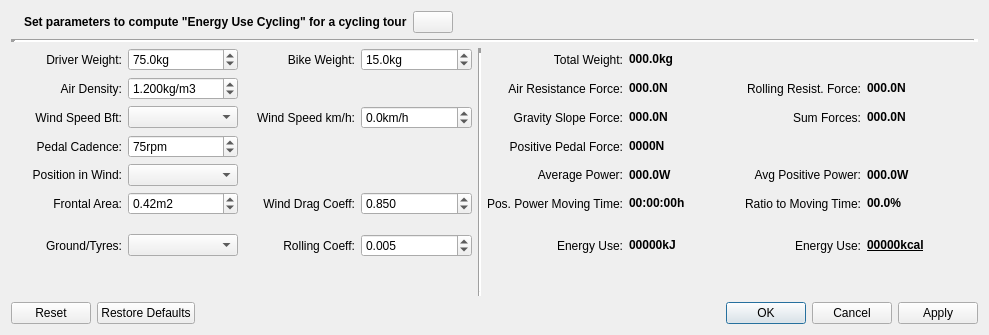
Before: the Qt Designer form src/qmapshack/gis/trk/IEnergyCyclingDialog.ui in Maproom/qmapshack, drawn with Qt 5.
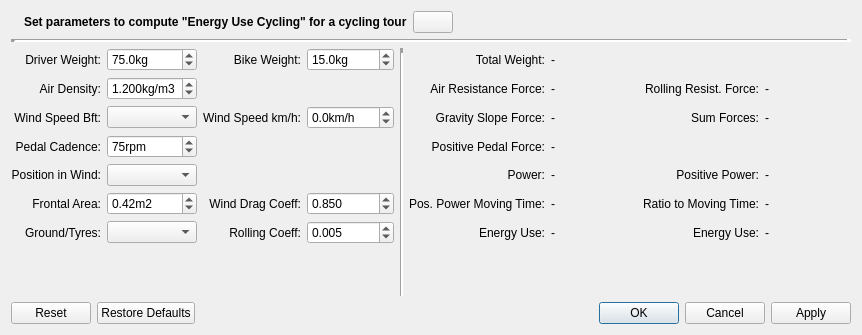
After: the same form once the commit is applied. Icons and pictures are not drawn.

Commit message: Code Fixes and GUI translations for Englisch-German localisation.

The edit to the form file:
```diff
--- a/src/qmapshack/gis/trk/IEnergyCyclingDialog.ui
+++ b/src/qmapshack/gis/trk/IEnergyCyclingDialog.ui
@@ -6,7 +6,7 @@
    <rect>
     <x>0</x>
     <y>0</y>
-    <width>989</width>
+    <width>862</width>
     <height>335</height>
    </rect>
   </property>
@@ -108,14 +108,6 @@
          </property>
         </widget>
        </item>
-       <item row="9" column="1">
-        <widget class="QComboBox" name="comboGround">
-         <property name="toolTip">
-          <string>&lt;p&gt;Predefined selection for the type of ground surface and the tyres.&lt;/p&gt;
-&lt;p&gt;Used to determine the rolling resistance coefficient.&lt;/p&gt;</string>
-         </property>
-        </widget>
-       </item>
        <item row="7" column="0">
         <widget class="QLabel" name="label_16">
          <property name="text">
@@ -139,16 +131,6 @@
          </property>
         </widget>
        </item>
-       <item row="9" column="0">
-        <widget class="QLabel" name="label_14">
-         <property name="text">
-          <string>Ground/Tyres:</string>
-         </property>
-         <property name="alignment">
-          <set>Qt::AlignRight|Qt::AlignTrailing|Qt::AlignVCenter</set>
-         </property>
-        </widget>
-       </item>
        <item row="2" column="4" rowspan="11">
         <widget class="Line" name="line">
          <property name="frameShadow">
@@ -162,23 +144,16 @@
          </property>
         </widget>
        </item>
-       <item row="9" column="7">
-        <widget class="QLabel" name="label_35">
-         <property name="text">
-          <string>Energy Use:</string>
-         </property>
-         <property name="alignment">
-          <set>Qt::AlignRight|Qt::AlignTrailing|Qt::AlignVCenter</set>
-         </property>
-        </widget>
-       </item>
        <item row="3" column="8">
         <widget class="QLabel" name="labelRollResistForce">
          <property name="toolTip">
           <string>&lt;p&gt;The rolling resistance force is the force in Newton required on average over all track points to overcome the rolling resistance.&lt;/p&gt;</string>
          </property>
          <property name="text">
-          <string>&lt;html&gt;&lt;head/&gt;&lt;body&gt;&lt;p&gt;&lt;span style=&quot; font-weight:600;&quot;&gt;000.0N&lt;/span&gt;&lt;/p&gt;&lt;/body&gt;&lt;/html&gt;</string>
+          <string notr="true">-</string>
+         </property>
+         <property name="textFormat">
+          <enum>Qt::AutoText</enum>
          </property>
         </widget>
        </item>
@@ -213,16 +188,6 @@
          </property>
         </widget>
        </item>
-       <item row="9" column="2">
-        <widget class="QLabel" name="label_17">
-         <property name="text">
-          <string>Rolling Coeff:</string>
-         </property>
-         <property name="alignment">
-          <set>Qt::AlignRight|Qt::AlignTrailing|Qt::AlignVCenter</set>
-         </property>
-        </widget>
-       </item>
        <item row="3" column="5">
         <widget class="QLabel" name="label_23">
          <property name="text">
@@ -255,18 +220,10 @@
 &lt;p&gt;The higher the pedal cadence, the lower the pedal force.&lt;/p&gt;</string>
          </property>
          <property name="text">
-          <string>&lt;html&gt;&lt;head/&gt;&lt;body&gt;&lt;p&gt;&lt;span style=&quot; font-weight:600;&quot;&gt;0000N&lt;/span&gt;&lt;/p&gt;&lt;/body&gt;&lt;/html&gt;</string>
+          <string notr="true">-</string>
          </property>
-        </widget>
-       </item>
-       <item row="9" column="6">
-        <widget class="QLabel" name="labelEnergyKJoule">
-         <property name="toolTip">
-          <string>&lt;p&gt;The energy use (consumption) in kJoule by transforming the positive power by the driver.&lt;/p&gt;
-&lt;p&gt;The muscle efficiency ratio ist considered by 23%.&lt;/p&gt;</string>
-         </property>
-         <property name="text">
-          <string>&lt;html&gt;&lt;head/&gt;&lt;body&gt;&lt;p&gt;&lt;span style=&quot; font-weight:600;&quot;&gt;00000kJ&lt;/span&gt;&lt;/p&gt;&lt;/body&gt;&lt;/html&gt;</string>
+         <property name="textFormat">
+          <enum>Qt::AutoText</enum>
          </property>
         </widget>
        </item>
@@ -315,7 +272,10 @@
 &lt;p&gt;With a strong tailwind this value can be negative.&lt;/p&gt;</string>
          </property>
          <property name="text">
-          <string>&lt;html&gt;&lt;head/&gt;&lt;body&gt;&lt;p&gt;&lt;span style=&quot; font-weight:600;&quot;&gt;000.0N&lt;/span&gt;&lt;/p&gt;&lt;/body&gt;&lt;/html&gt;</string>
+          <string notr="true">-</string>
+         </property>
+         <property name="textFormat">
+          <enum>Qt::AutoText</enum>
          </property>
         </widget>
        </item>
@@ -386,17 +346,6 @@
          </property>
         </widget>
        </item>
-       <item row="9" column="8">
-        <widget class="QLabel" name="labelEnergyKcal">
-         <property name="toolTip">
-          <string>&lt;p&gt;The energy use (consumption) in kcal by transforming the positive power by the driver.&lt;/p&gt;
-&lt;p&gt;The muscle efficiency ratio ist considered by 23%.&lt;/p&gt;</string>
-         </property>
-         <property name="text">
-          <string>&lt;html&gt;&lt;head/&gt;&lt;body&gt;&lt;p&gt;&lt;span style=&quot; font-weight:600; text-decoration: underline;&quot;&gt;00000kcal&lt;/span&gt;&lt;/p&gt;&lt;/body&gt;&lt;/html&gt;</string>
-         </property>
-        </widget>
-       </item>
        <item row="3" column="0">
         <widget class="QLabel" name="label_6">
          <property name="text">
@@ -407,37 +356,6 @@
          </property>
         </widget>
        </item>
-       <item row="9" column="3">
-        <widget class="QDoubleSpinBox" name="spinRollingCoeff">
-         <property name="toolTip">
-          <string>&lt;p&gt;The rolling resistance coefficient specifies the force used to overcome the rolling resistance.&lt;/p&gt;
-&lt;p&gt;The relevant factors are the road surface and the tyres.&lt;/p&gt;
-&lt;p&gt;The higher this value is, the more force is required to overcome the rolling resistance.&lt;/p&gt;
-</string>
-         </property>
-         <property name="buttonSymbols">
-          <enum>QAbstractSpinBox::UpDownArrows</enum>
-         </property>
-         <property name="suffix">
-          <string/>
-         </property>
-         <property name="decimals">
-          <number>3</number>
-         </property>
-         <property name="minimum">
-          <double>0.000000000000000</double>
-         </property>
-         <property name="maximum">
-          <double>0.500000000000000</double>
-         </property>
-         <property name="singleStep">
-          <double>0.001000000000000</double>
-         </property>
-         <property name="value">
-          <double>0.005000000000000</double>
-         </property>
-        </widget>
-       </item>
        <item row="7" column="2">
         <widget class="QLabel" name="label_15">
          <property name="text">
@@ -454,7 +372,10 @@
           <string>&lt;p&gt;The total weight in kg of driver and bike including clothes and luggage.&lt;/p&gt;</string>
          </property>
          <property name="text">
-          <string>&lt;html&gt;&lt;head/&gt;&lt;body&gt;&lt;p&gt;&lt;span style=&quot; font-weight:600;&quot;&gt;000.0kg&lt;/span&gt;&lt;/p&gt;&lt;/body&gt;&lt;/html&gt;</string>
+          <string notr="true">-</string>
+         </property>
+         <property name="textFormat">
+          <enum>Qt::AutoText</enum>
          </property>
         </widget>
        </item>
@@ -465,7 +386,10 @@
 &lt;p&gt;Times with negative power in strong tail wind or downhill driving are not taken into account.&lt;/p&gt;</string>
          </property>
          <property name="text">
-          <string>&lt;html&gt;&lt;head/&gt;&lt;body&gt;&lt;p&gt;&lt;span style=&quot; font-weight:600;&quot;&gt;00:00:00h&lt;/span&gt;&lt;/p&gt;&lt;/body&gt;&lt;/html&gt;</string>
+          <string notr="true">-</string>
+         </property>
+         <property name="textFormat">
+          <enum>Qt::AutoText</enum>
          </property>
         </widget>
        </item>
@@ -476,14 +400,17 @@
 &lt;p&gt;When mostly downhill driving, the gravity slope force can be negative.&lt;/p&gt;</string>
          </property>
          <property name="text">
-          <string>&lt;html&gt;&lt;head/&gt;&lt;body&gt;&lt;p&gt;&lt;span style=&quot; font-weight:600;&quot;&gt;000.0N&lt;/span&gt;&lt;/p&gt;&lt;/body&gt;&lt;/html&gt;</string>
+          <string notr="true">-</string>
+         </property>
+         <property name="textFormat">
+          <enum>Qt::AutoText</enum>
          </property>
         </widget>
        </item>
        <item row="6" column="7">
         <widget class="QLabel" name="label_4">
          <property name="text">
-          <string>Avg Positive Power:</string>
+          <string>Positive Power:</string>
          </property>
          <property name="alignment">
           <set>Qt::AlignRight|Qt::AlignTrailing|Qt::AlignVCenter</set>
@@ -500,16 +427,6 @@
          </property>
         </widget>
        </item>
-       <item row="9" column="5">
-        <widget class="QLabel" name="label_11">
-         <property name="text">
-          <string>Energy Use:</string>
-         </property>
-         <property name="alignment">
-          <set>Qt::AlignRight|Qt::AlignTrailing|Qt::AlignVCenter</set>
-         </property>
-        </widget>
-       </item>
        <item row="7" column="7">
         <widget class="QLabel" name="label_33">
          <property name="text">
@@ -523,7 +440,7 @@
        <item row="6" column="5">
         <widget class="QLabel" name="label_7">
          <property name="text">
-          <string>Average Power:</string>
+          <string>Power:</string>
          </property>
          <property name="alignment">
           <set>Qt::AlignRight|Qt::AlignTrailing|Qt::AlignVCenter</set>
@@ -537,7 +454,10 @@
 &lt;p&gt;This value can be negative for strong tailwind and/or downhill.&lt;/p&gt;</string>
          </property>
          <property name="text">
-          <string>&lt;html&gt;&lt;head/&gt;&lt;body&gt;&lt;p&gt;&lt;span style=&quot; font-weight:600;&quot;&gt;000.0N&lt;/span&gt;&lt;/p&gt;&lt;/body&gt;&lt;/html&gt;</string>
+          <string notr="true">-</string>
+         </property>
+         <property name="textFormat">
+          <enum>Qt::AutoText</enum>
          </property>
         </widget>
        </item>
@@ -592,7 +512,10 @@
 &lt;p&gt;Negative power from strong tailwind or downhill driving are taken into account.&lt;/p&gt;</string>
          </property>
          <property name="text">
-          <string>&lt;html&gt;&lt;head/&gt;&lt;body&gt;&lt;p&gt;&lt;span style=&quot; font-weight:600;&quot;&gt;000.0W&lt;/span&gt;&lt;/p&gt;&lt;/body&gt;&lt;/html&gt;</string>
+          <string notr="true">-</string>
+         </property>
+         <property name="textFormat">
+          <enum>Qt::AutoText</enum>
          </property>
         </widget>
        </item>
@@ -627,7 +550,10 @@
 &lt;p&gt;This power must be applied by the driver on average for the track.&lt;/p&gt;</string>
          </property>
          <property name="text">
-          <string>&lt;html&gt;&lt;head/&gt;&lt;body&gt;&lt;p&gt;&lt;span style=&quot; font-weight:600;&quot;&gt;000.0W&lt;/span&gt;&lt;/p&gt;&lt;/body&gt;&lt;/html&gt;</string>
+          <string notr="true">-</string>
+         </property>
+         <property name="textFormat">
+          <enum>Qt::AutoText</enum>
          </property>
         </widget>
        </item>
@@ -662,7 +588,10 @@
 &lt;p&gt;The lower the ratio the greater the influence of tailwind and/or downhill driving.&lt;/p&gt;</string>
          </property>
          <property name="text">
-          <string>&lt;html&gt;&lt;head/&gt;&lt;body&gt;&lt;p&gt;&lt;span style=&quot; font-weight:600;&quot;&gt;00.0%&lt;/span&gt;&lt;/p&gt;&lt;/body&gt;&lt;/html&gt;</string>
+          <string notr="true">-</string>
+         </property>
+         <property name="textFormat">
+          <enum>Qt::AutoText</enum>
          </property>
         </widget>
        </item>
@@ -714,6 +643,112 @@
          </property>
         </widget>
        </item>
+       <item row="8" column="0">
+        <widget class="QLabel" name="label_14">
+         <property name="text">
+          <string>Ground/Tyres:</string>
+         </property>
+         <property name="alignment">
+          <set>Qt::AlignRight|Qt::AlignTrailing|Qt::AlignVCenter</set>
+         </property>
+        </widget>
+       </item>
+       <item row="8" column="1">
+        <widget class="QComboBox" name="comboGround">
+         <property name="toolTip">
+          <string>&lt;p&gt;The predefined selection for the type of ground surface and the tyres.&lt;/p&gt;
+&lt;p&gt;To be used to determine the rolling resistance coefficient.&lt;/p&gt;</string>
+         </property>
+        </widget>
+       </item>
+       <item row="8" column="2">
+        <widget class="QLabel" name="label_17">
+         <property name="text">
+          <string>Rolling Coeff:</string>
+         </property>
+         <property name="alignment">
+          <set>Qt::AlignRight|Qt::AlignTrailing|Qt::AlignVCenter</set>
+         </property>
+        </widget>
+       </item>
+       <item row="8" column="3">
+        <widget class="QDoubleSpinBox" name="spinRollingCoeff">
+         <property name="toolTip">
+          <string>&lt;p&gt;The rolling resistance coefficient (cr value) specifies the force used to overcome the rolling resistance.&lt;/p&gt;
+&lt;p&gt;The relevant factors are the road surface and the tyres.&lt;/p&gt;
+&lt;p&gt;The higher this value is, the more force is required to overcome the rolling resistance.&lt;/p&gt;</string>
+         </property>
+         <property name="buttonSymbols">
+          <enum>QAbstractSpinBox::UpDownArrows</enum>
+         </property>
+         <property name="suffix">
+          <string/>
+         </property>
+         <property name="decimals">
+          <number>3</number>
+         </property>
+         <property name="minimum">
+          <double>0.000000000000000</double>
+         </property>
+         <property name="maximum">
+          <double>0.500000000000000</double>
+         </property>
+         <property name="singleStep">
+          <double>0.001000000000000</double>
+         </property>
+         <property name="value">
+          <double>0.005000000000000</double>
+         </property>
+        </widget>
+       </item>
+       <item row="8" column="5">
+        <widget class="QLabel" name="label_11">
+         <property name="text">
+          <string>Energy Use:</string>
+         </property>
+         <property name="alignment">
+          <set>Qt::AlignRight|Qt::AlignTrailing|Qt::AlignVCenter</set>
+         </property>
+        </widget>
+       </item>
+       <item row="8" column="6">
+        <widget class="QLabel" name="labelEnergyKJoule">
+         <property name="toolTip">
+          <string>&lt;p&gt;The energy use (consumption) in kJoule by transforming the positive power by the driver.&lt;/p&gt;
+&lt;p&gt;The muscle efficiency ratio ist considered by 23%.&lt;/p&gt;</string>
+         </property>
+         <property name="text">
+          <string notr="true">-</string>
+         </property>
+         <property name="textFormat">
+          <enum>Qt::AutoText</enum>
+         </property>
+        </widget>
+       </item>
+       <item row="8" column="7">
+        <widget class="QLabel" name="label_35">
+         <property name="text">
+          <string>Energy Use:</string>
+         </property>
+         <property name="alignment">
+          <set>Qt::AlignRight|Qt::AlignTrailing|Qt::AlignVCenter</set>
+         </property>
+        </widget>
+       </item>
+       <item row="8" column="8">
+        <widget class="QLabel" name="labelEnergyKcal">
+         <property name="toolTip">
+          <string>&lt;p&gt;The energy use (consumption) in kcal by transforming the positive power by the driver.&lt;/p&gt;
+&lt;p&gt;The muscle efficiency ratio ist considered by 23%.&lt;/p&gt;</string>
+         </property>
+         <property name="text">
+          <string notr="true">-</string>
+         </property>
+         <property name="textFormat">
+          <enum>Qt::AutoText</enum>
+         </property>
+        </widget>
+       </item>
       </layout>
      </item>
     </layout>
```
Left out of the diff: 39 changed lines with no effect on the pictures. The commit also changes 4 other files.
